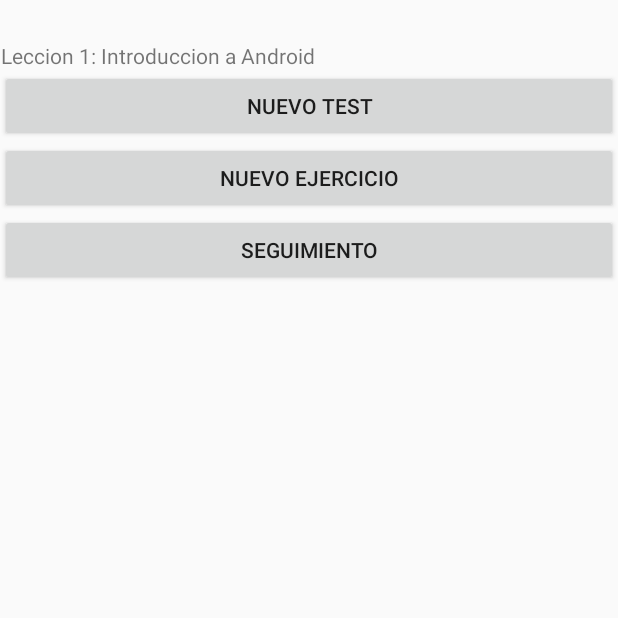
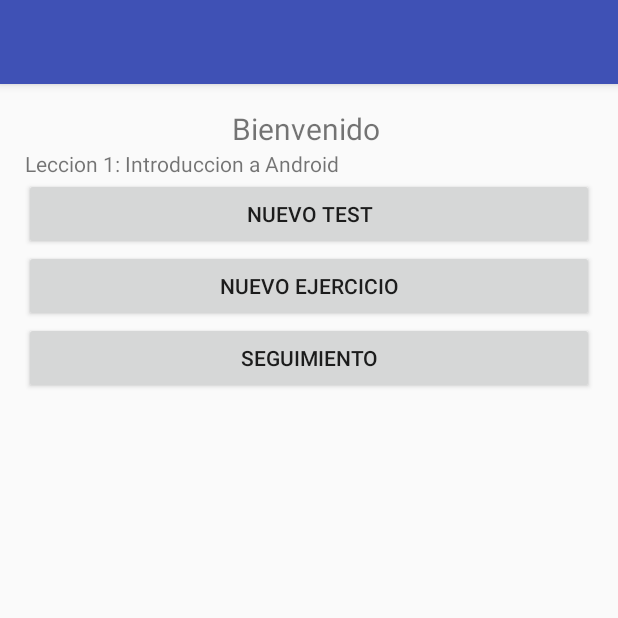
Before and after one commit to ikrazu/Ejemplo_Iker_TTA, an Android app: the screen it shows after launch (MenuActivity), after a tap on "ACCEDER", on a phone screen of 412 x 824 dp, the top half of it. Run offline under Robolectric (Android 15) with nearby library versions, the phone set to English and light mode, and no system bars.

Commit message:
Intent Main-etik Menu-ra

```diff
--- a/app/src/main/java/tta/es/adibide3_1/MenuActivity.java
+++ b/app/src/main/java/tta/es/adibide3_1/MenuActivity.java
@@ -18,6 +18,7 @@ public class MenuActivity extends AppCompatActivity{
 
         Intent intent = getIntent();
         TextView textLogin = (TextView)findViewById(R.id.menu_login);
-        textLogin.setText(intent.getStringExtra(MainActivity.EXTRA_LOGIN));
+        textLogin.setText("Bienvenido "+intent.getStringExtra(MainActivity.EXTRA_LOGIN));
+
     }
 }
--- a/app/src/main/res/layout/activity_menu.xml
+++ b/app/src/main/res/layout/activity_menu.xml
@@ -1,41 +1,26 @@
-
-<LinearLayout xmlns:android="http://schemas.android.com/apk/res/android"
+<?xml version="1.0" encoding="utf-8"?>
+<android.support.design.widget.CoordinatorLayout xmlns:android="http://schemas.android.com/apk/res/android"
+    xmlns:app="http://schemas.android.com/apk/res-auto"
     xmlns:tools="http://schemas.android.com/tools"
     android:layout_width="match_parent"
     android:layout_height="match_parent"
-    android:orientation="vertical"
-    tools:context="tta.es.example.MenuActivity">
+    android:fitsSystemWindows="true"
+    tools:context="tta.es.adibide3_1.MenuActivity">
 
-    <TextView
-        android:id="@+id/menu_login"
+    <android.support.design.widget.AppBarLayout
         android:layout_width="match_parent"
         android:layout_height="wrap_content"
-        android:gravity="center"
-        android:textSize="20dp"
-        android:text="Bienvenido"/>
+        android:theme="@style/AppTheme.AppBarOverlay">
 
-    <TextView android:text="Leccion 1: Introduccion a Android"
-        android:layout_width="wrap_content"
-        android:layout_height="wrap_content"
-        android:gravity="center" />
+        <android.support.v7.widget.Toolbar
+            android:id="@+id/toolbar"
+            android:layout_width="match_parent"
+            android:layout_height="?attr/actionBarSize"
+            android:background="?attr/colorPrimary"
+            app:popupTheme="@style/AppTheme.PopupOverlay" />
 
-    <Button
-        android:layout_width="match_parent"
-        android:layout_height="wrap_content"
-        android:text="Nuevo test"
-        android:onClick="test" />
+    </android.support.design.widget.AppBarLayout>
 
-    <Button
-        android:layout_width="match_parent"
-        android:layout_height="wrap_content"
-        android:text="Nuevo ejercicio"
-        android:onClick="test" />
+    <include layout="@layout/content_menu" />
 
-    <Button
-        android:layout_width="match_parent"
-        android:layout_height="wrap_content"
-        android:text="Seguimiento"
-        android:onClick="test" />
-
-
-</LinearLayout>
+</android.support.design.widget.CoordinatorLayout>
--- a/app/src/main/res/layout/content_menu.xml
+++ b/app/src/main/res/layout/content_menu.xml
@@ -12,4 +12,42 @@
     tools:context="tta.es.adibide3_1.MenuActivity"
     tools:showIn="@layout/activity_menu">
 
+    <LinearLayout
+        android:orientation="vertical"
+        android:layout_width="match_parent"
+        android:layout_height="match_parent"
+        android:layout_centerHorizontal="true">
+
+        <TextView
+            android:id="@+id/menu_login"
+            android:layout_width="match_parent"
+            android:layout_height="wrap_content"
+            android:gravity="center"
+            android:textSize="20dp"
+            android:text="Bienvenido"/>
+
+        <TextView android:text="Leccion 1: Introduccion a Android"
+            android:layout_width="wrap_content"
+            android:layout_height="wrap_content"
+            android:gravity="center" />
+
+        <Button
+            android:layout_width="match_parent"
+            android:layout_height="wrap_content"
+            android:text="Nuevo test"
+            android:onClick="test" />
+
+        <Button
+            android:layout_width="match_parent"
+            android:layout_height="wrap_content"
+            android:text="Nuevo ejercicio"
+            android:onClick="test" />
+
+        <Button
+            android:layout_width="match_parent"
+            android:layout_height="wrap_content"
+            android:text="Seguimiento"
+            android:onClick="test" />
+    </LinearLayout>
+
 </RelativeLayout>
```
